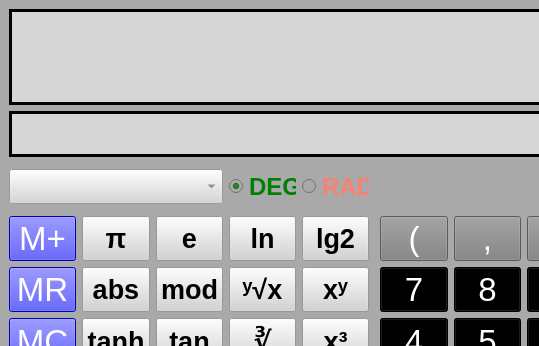
The window that MainWindow.ui (OdysseusLSe/qtCalc) describes before a commit, drawn with Qt 5; both pictures show x 0 to 539 and y 0 to 346 of the 750 by 500 pixel window.
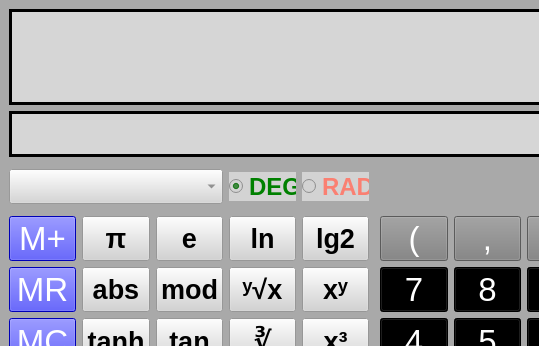
The same window after the commit.

Patch:
```diff
--- a/MainWindow.ui
+++ b/MainWindow.ui
@@ -1452,7 +1452,8 @@
            <enum>Qt::FocusPolicy::NoFocus</enum>
           </property>
           <property name="styleSheet">
-           <string notr="true">color: green;
+           <string notr="true">background-color: lightgrey;
+color: green;
 border: 1px;</string>
           </property>
           <property name="text">
@@ -1481,7 +1482,8 @@
            <enum>Qt::FocusPolicy::NoFocus</enum>
           </property>
           <property name="styleSheet">
-           <string notr="true">color: salmon;
+           <string notr="true">background-color: lightgrey;
+color: salmon;
 border: 1px;</string>
           </property>
           <property name="text">
```
